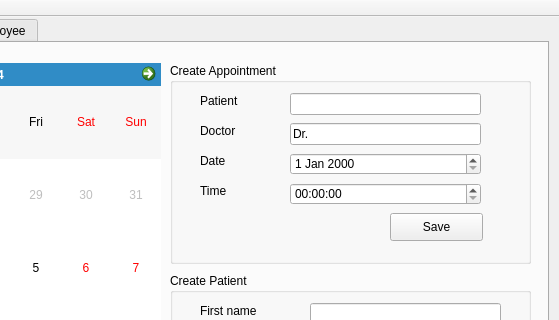
Old version of the form DoctorsOffice/doctorsoffice.ui in the repository katrinealmas/DAVE3605-Final-assignment; both pictures show x 262 to 821 and y 0 to 320 of the 821 by 683 pixel window.
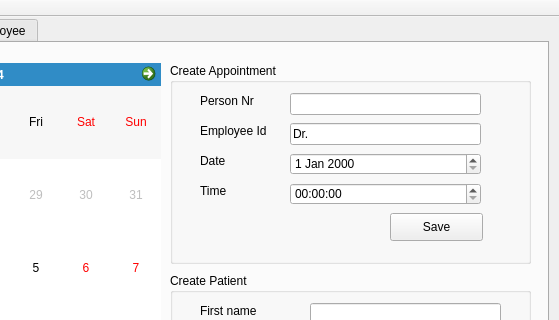
New version of the form. The open tabs and pages were chosen to show the change.

Diff of the .ui file:
```diff
--- a/DoctorsOffice/doctorsoffice.ui
+++ b/DoctorsOffice/doctorsoffice.ui
@@ -63,12 +63,12 @@
         <rect>
          <x>30</x>
          <y>30</y>
-         <width>55</width>
+         <width>81</width>
          <height>16</height>
         </rect>
        </property>
        <property name="text">
-        <string>Patient</string>
+        <string>Person Nr</string>
        </property>
       </widget>
       <widget class="QLabel" name="createApptDateLabel">
@@ -89,12 +89,12 @@
         <rect>
          <x>30</x>
          <y>60</y>
-         <width>55</width>
+         <width>81</width>
          <height>16</height>
         </rect>
        </property>
        <property name="text">
-        <string>Doctor</string>
+        <string>Employee Id</string>
        </property>
       </widget>
       <widget class="QLineEdit" name="createApptPatientLine">
```
Left out of the diff: 4 changed lines with no effect on the pictures.
